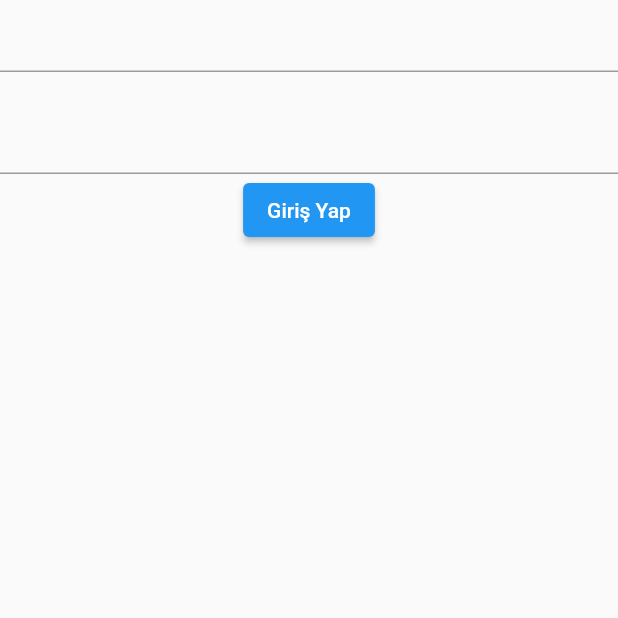
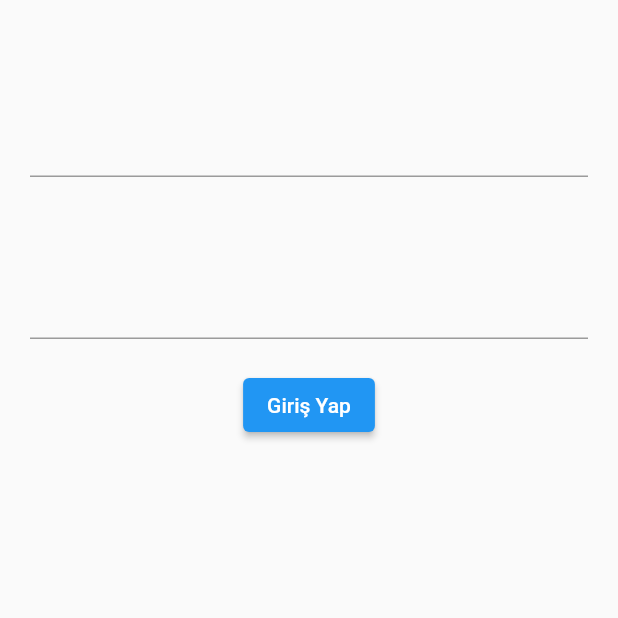
Before and after one commit to MuhammetVural/Api_login_with_Dio, a Flutter app: the screen it shows after launch, on a phone screen of 412 x 824 dp, the top half of it. Run offline on Flutter 3.47's test engine with Material 2 defaults, Android fonts, the phone set to English and light mode, and no system bars; our stand-ins replace dio, flutter_riverpod; missing offline and left inert: grock.

Commit message:
login işlemi tamamlandı

```diff
--- a/lib/features/login/presentation/pages/login_page.dart
+++ b/lib/features/login/presentation/pages/login_page.dart
@@ -1,3 +1,4 @@
+import 'package:api_login_with_dio/features/home/presentation/pages/home_page.dart';
 import 'package:api_login_with_dio/features/home/presentation/riverpod/riverpod_management.dart';
 import 'package:flutter/material.dart';
 import 'package:flutter_riverpod/flutter_riverpod.dart';
@@ -14,11 +15,28 @@ class _LoginPageState extends ConsumerState<LoginPage> {
   @override
   Widget build(BuildContext context) {
     return Scaffold(
-      body: Column(children: [
-        TextField(controller: ref.read(loginRiverpod).email),
+      body: Column(
+
+        children: [
+          SizedBox(height: 50,),
+        Padding(
+          padding: const EdgeInsets.all(20.0),
+          child: TextField(controller: ref.read(loginRiverpod).email),
+        ),
         const SizedBox(height: 20,),
-        TextField(controller: ref.read(loginRiverpod).password,),
-        ElevatedButton(onPressed: (){}, child: const Text('Giriş Yap'))
+        Padding(
+          padding: const EdgeInsets.all(20.0),
+          child: TextField(controller: ref.read(loginRiverpod).password,),
+        ),
+        ElevatedButton(onPressed: (){
+
+          ref.read(loginRiverpod).fetch();
+          Navigator.push(
+                                  context,
+                                  MaterialPageRoute(
+                                      builder: (context) =>
+                                          const HomePage()));
+          }, child: const Text('Giriş Yap'))
       ],),
     );
   }
--- a/lib/main.dart
+++ b/lib/main.dart
@@ -1,7 +1,8 @@
-import 'package:api_login_with_dio/features/home/presentation/pages/home_page.dart';
+
 import 'package:api_login_with_dio/features/login/presentation/pages/login_page.dart';
 import 'package:flutter/material.dart';
 import 'package:flutter_riverpod/flutter_riverpod.dart';
+import 'package:grock/grock.dart';
 
 void main() {
   runApp(const ProviderScope(child:  MyApp()));
@@ -14,6 +15,7 @@ class MyApp extends StatelessWidget {
   @override
   Widget build(BuildContext context) {
     return MaterialApp(
+      scaffoldMessengerKey: Grock.scaffoldMessengerKey,
       title: 'Flutter Demo',
       theme: ThemeData(
 
--- a/pubspec.yaml
+++ b/pubspec.yaml
@@ -38,6 +38,7 @@ dependencies:
   riverpod: ^2.3.6
   flutter_riverpod: ^2.3.6
   dio: ^5.1.1
+  grock: ^0.2.9
 
 dev_dependencies:
   flutter_test:
```
Also changed, not shown: lib/components/loading_popup.dart (added, +8 -0 lines), lib/features/home/presentation/pages/home_page.dart (+6 -4 lines), lib/features/home/presentation/riverpod/login_riverpod.dart (+25 -0 lines), lib/features/login/data/model/login_model.dart (+27 -7 lines), lib/features/login/data/repositories/login_repository.dart (+20 -4 lines), pubspec.lock, 12 other files.
